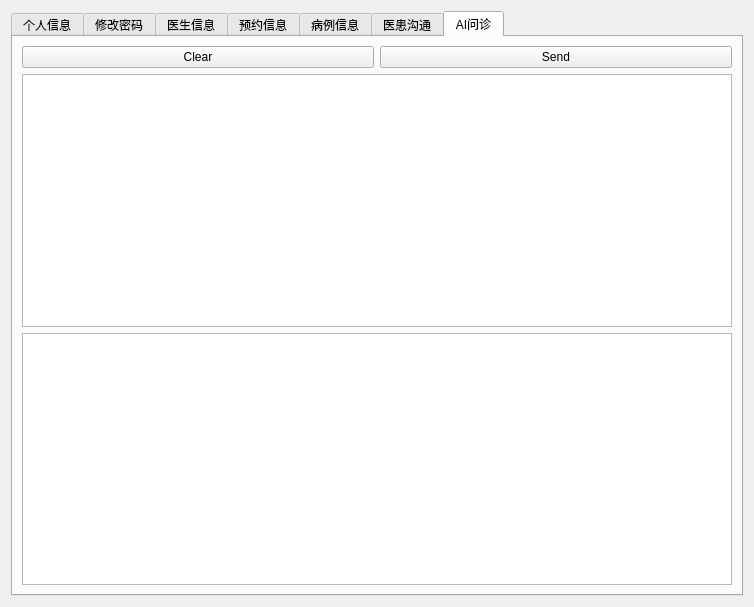
The window that src/patient-client/src/mainwindow.ui (bit-cs-practicing/MedicalIntelligence) describes before a commit, drawn with Qt 5.
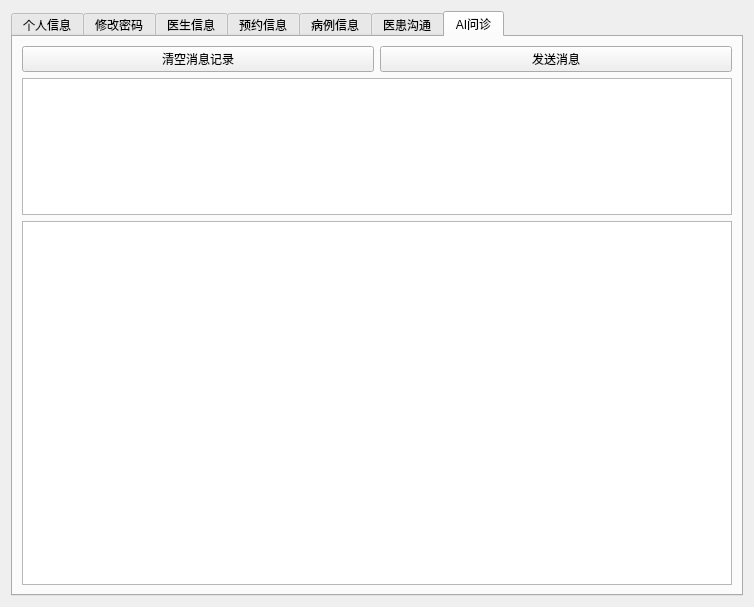
The same window after the commit. The open tabs and pages were chosen to show the change.

Commit message: fix(patient/view): optimize ui

The edit to the form file:
```diff
--- a/src/patient-client/src/mainwindow.ui
+++ b/src/patient-client/src/mainwindow.ui
@@ -420,18 +420,11 @@
       <attribute name="title">
        <string>AI问诊</string>
       </attribute>
-      <layout class="QGridLayout" name="gridLayout_8">
+      <layout class="QGridLayout" name="gridLayout_8" rowstretch="0,3,8">
        <item row="0" column="0">
         <widget class="QPushButton" name="aiClearBtn">
          <property name="text">
-          <string>Clear</string>
-         </property>
-        </widget>
-       </item>
-       <item row="0" column="1">
-        <widget class="QPushButton" name="aiSendBtn">
-         <property name="text">
-          <string>Send</string>
+          <string>清空消息记录</string>
          </property>
         </widget>
        </item>
@@ -441,6 +434,13 @@
        <item row="2" column="0" colspan="2">
         <widget class="QTextBrowser" name="aiRecieve"/>
        </item>
+       <item row="0" column="1">
+        <widget class="QPushButton" name="aiSendBtn">
+         <property name="text">
+          <string>发送消息</string>
+         </property>
+        </widget>
+       </item>
       </layout>
      </widget>
     </widget>
```
Left out of the diff: 8 changed lines with no effect on the pictures. The commit also changes 1 other file.
